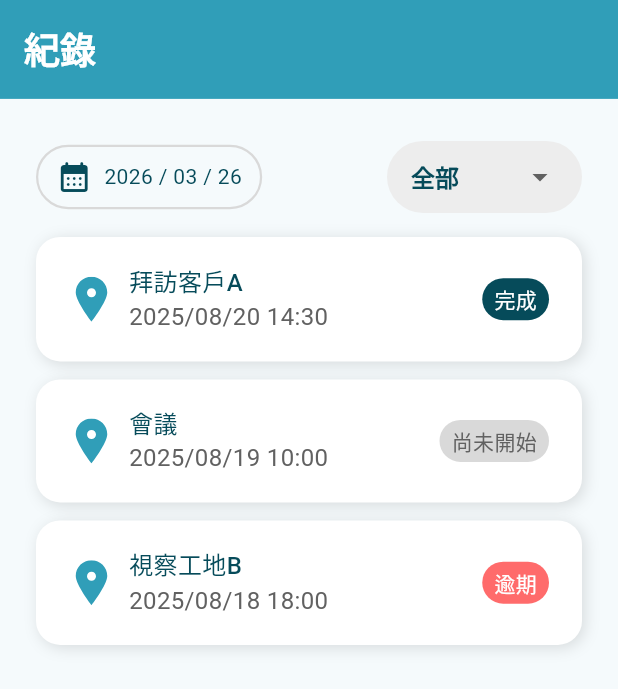
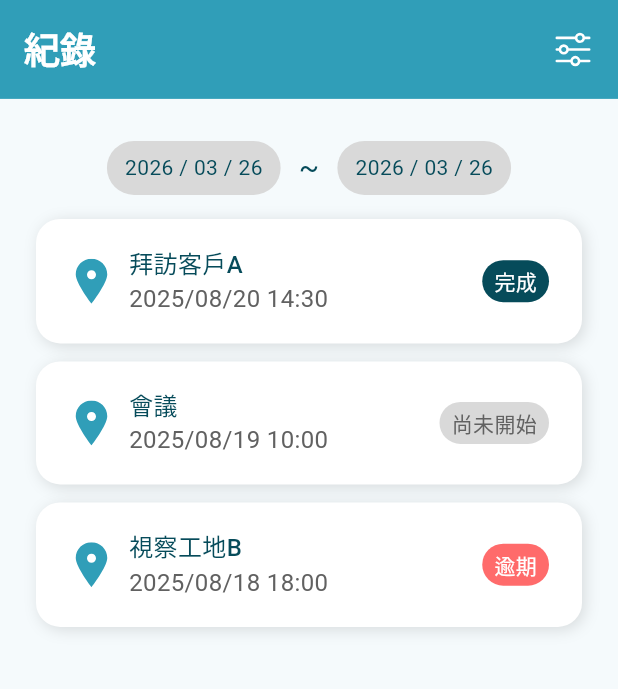
Before and after one commit to HsuPenny/flutter_schedule, a Flutter app: the RecordPage screen opened directly, on a phone screen of 412 x 824 dp. Shown: the top 689 px of the screen. Run offline on Flutter 3.47's test engine with Material 3 defaults, Android fonts, the light colour scheme and no system bars; our stand-ins replace fl_chart, flutter_svg, get.

Commit message:
feat: implement record filtering with date range and multi-status selection
- Add `MyOutlineButton` shared component.
- Implement `RecordFilterButton` and a corresponding bottom sheet for status selection.
- Update `FilterController` to support date ranges (`startDate`, `endDate`) and multiple status selection (`statusList`).
- Enhance `DatePickerField` to support a callback and update its styling.
- Replace the single status dropdown in `RecordPage` with a date range picker and the new filter button.

```diff
--- a/lib/pages/record/record_page.dart
+++ b/lib/pages/record/record_page.dart
@@ -1,3 +1,4 @@
+import 'package:app_schedule/pages/record/record_filter_button.dart';
 import 'package:app_schedule/pages/record/record_filter_controller.dart';
 import 'package:app_schedule/pages/record/record_list_card.dart';
 import 'package:app_schedule/share/date_picker_field.dart';
@@ -9,7 +10,6 @@ import '../../my_text_style.dart';
 import '../home/home_page.dart';
 
 enum StatusFilter{
-  all,
   finished,
   unstart,
   ongoing,
@@ -53,6 +53,10 @@ class _RecordPageState extends State<RecordPage> {
           '紀錄',
           style: MyTextStyle.white(24, fontWeight: FontWeight.w700),
         ),
+        actions: [
+          const RecordFilterButton(),
+          const SizedBox(width: 16)
+        ],
       );
     }
 
@@ -63,10 +67,20 @@ class _RecordPageState extends State<RecordPage> {
           spacing: 16,
           children: [
             Row(
-              mainAxisAlignment: MainAxisAlignment.spaceBetween,
+              mainAxisAlignment: MainAxisAlignment.center,
+              spacing: 12,
               children: [
-                const DatePickerField(),
-                statusDropDown()
+                DatePickerField(
+                  onChanged: (date) {
+                    filterController.setStartDate(date);
+                  }
+                ),
+                Text('~', style: MyTextStyle.darkAqua(20)),
+                DatePickerField(
+                  onChanged: (date) {
+                    filterController.setEndDate(date);
+                  }
+                ),
               ],
             ),
             ListView.separated(
@@ -87,58 +101,60 @@ class _RecordPageState extends State<RecordPage> {
   //-----mainView
 
   //-----subView
-    Widget statusDropDown() {
-      return Obx(() =>
-        Container(
-          width: 130,
-          padding: const EdgeInsets.symmetric(horizontal: 16),
-          decoration: BoxDecoration(
-            color: const Color(0xFFEDEDED),
-            borderRadius: BorderRadius.circular(24)
-          ),
-          child: DropdownButtonFormField(
-              style: MyTextStyle.darkAqua(16, fontWeight: FontWeight.w600),
-              decoration: const InputDecoration(
-                border: InputBorder.none,
-                enabledBorder: InputBorder.none,
-                focusedBorder: InputBorder.none,
-                contentPadding: EdgeInsets.zero,
-              ),
-              value: filterController.getStatus(),
-              items: [
-                buildDropDownItem(StatusFilter.all),
-                buildDropDownItem(StatusFilter.finished),
-                buildDropDownItem(StatusFilter.unstart),
-                buildDropDownItem(StatusFilter.ongoing),
-                buildDropDownItem(StatusFilter.overdue),
-              ],
-              onChanged: (val) {
-                if (val is StatusFilter) filterController.setStatus(val);
-              }
-          ),
-        )
-      );
-    }
-    DropdownMenuItem buildDropDownItem(StatusFilter statusFilter) {
-      String text = '';
-      switch (statusFilter) {
-        case StatusFilter.all: text = '全部'; break;
-        case StatusFilter.finished: text = '完成'; break;
-        case StatusFilter.unstart: text = '尚未開始'; break;
-        case StatusFilter.ongoing: text = '進行中'; break;
-        case StatusFilter.overdue: text = '逾期'; break;
-      }
 
-      return DropdownMenuItem(
-        value: statusFilter,
-        child: Center(
-          child: Text(
-            text,
-            style: MyTextStyle.darkAqua(16, fontWeight: FontWeight.w600),
-          ),
-        )
-      );
-    }
+
+  //   Widget statusDropDown() {
+  //     return Obx(() =>
+  //       Container(
+  //         width: 130,
+  //         padding: const EdgeInsets.symmetric(horizontal: 16),
+  //         decoration: BoxDecoration(
+  //           color: const Color(0xFFEDEDED),
+  //           borderRadius: BorderRadius.circular(24)
+  //         ),
+  //         child: DropdownButtonFormField(
+  //             style: MyTextStyle.darkAqua(16, fontWeight: FontWeight.w600),
+  //             decoration: const InputDecoration(
+  //               border: InputBorder.none,
+  //               enabledBorder: InputBorder.none,
+  //               focusedBorder: InputBorder.none,
+  //               contentPadding: EdgeInsets.zero,
+  //             ),
+  //             value: filterController.getStatus(),
+  //             items: [
+  //               buildDropDownItem(StatusFilter.all),
+  //               buildDropDownItem(StatusFilter.finished),
+  //               buildDropDownItem(StatusFilter.unstart),
+  //               buildDropDownItem(StatusFilter.ongoing),
+  //               buildDropDownItem(StatusFilter.overdue),
+  //             ],
+  //             onChanged: (val) {
+  //               if (val is StatusFilter) filterController.setStatus(val);
+  //             }
+  //         ),
+  //       )
+  //     );
+  //   }
+  //   DropdownMenuItem buildDropDownItem(StatusFilter statusFilter) {
+  //     String text = '';
+  //     switch (statusFilter) {
+  //       case StatusFilter.all: text = '全部'; break;
+  //       case StatusFilter.finished: text = '完成'; break;
+  //       case StatusFilter.unstart: text = '尚未開始'; break;
+  //       case StatusFilter.ongoing: text = '進行中'; break;
+  //       case StatusFilter.overdue: text = '逾期'; break;
+  //     }
+  //
+  //     return DropdownMenuItem(
+  //       value: statusFilter,
+  //       child: Center(
+  //         child: Text(
+  //           text,
+  //           style: MyTextStyle.darkAqua(16, fontWeight: FontWeight.w600),
+  //         ),
+  //       )
+  //     );
+  //   }
   //-----subView
 
   //-----function
--- a/lib/share/date_picker_field.dart
+++ b/lib/share/date_picker_field.dart
@@ -3,7 +3,8 @@ import 'package:app_schedule/my_text_style.dart';
 import 'package:flutter/material.dart';
 
 class DatePickerField extends StatefulWidget {
-  const DatePickerField({super.key});
+  final Function(DateTime date) onChanged;
+  const DatePickerField({super.key, required this.onChanged});
 
   @override
   State<StatefulWidget> createState() => _DatePickerFieldState();
@@ -11,13 +12,8 @@ class DatePickerField extends StatefulWidget {
 
 class _DatePickerFieldState extends State<DatePickerField> {
   DateTime _date = DateTime.now();
-  bool _focused = false;
 
   Future<void> _pickDate() async {
-    setState(() {
-      _focused = true;
-    });
-
     DateTime? picked = await showDatePicker(
       context: context,
       initialDate: _date,
@@ -25,10 +21,12 @@ class _DatePickerFieldState extends State<DatePickerField> {
       lastDate: DateTime(2100),
     );
 
-    if (picked != null) _date = picked;
-    setState(() {
-      _focused = false;
-    });
+    if (picked != null) {
+      setState(() {
+        _date = picked;
+      });
+      widget.onChanged(_date);
+    }
   }
 
   @override
@@ -40,25 +38,12 @@ class _DatePickerFieldState extends State<DatePickerField> {
       child: Container(
         padding: const EdgeInsets.symmetric(horizontal: 12, vertical: 8),
         decoration: BoxDecoration(
-          border: Border.all(
-            color: _focused ? MyColor.aqua : MyColor.lightGrey,
-            width: _focused ? 2 : 1.5,
-          ),
+          color: MyColor.lightGrey,
           borderRadius: BorderRadius.circular(24),
         ),
-        child: Row(
-          mainAxisSize: MainAxisSize.min,
-          children: [
-            const Icon(
-              Icons.calendar_month_rounded,
-              color: MyColor.darkAqua,
-            ),
-            const SizedBox(width: 8),
-            Text(
-              "${_date.year} / ${_date.month.toString().padLeft(2, '0')} / ${_date.day.toString().padLeft(2, '0')}",
-              style: MyTextStyle.darkAqua(14),
-            ),
-          ],
+        child: Text(
+          "${_date.year} / ${_date.month.toString().padLeft(2, '0')} / ${_date.day.toString().padLeft(2, '0')}",
+          style: MyTextStyle.darkAqua(14),
         ),
       ),
     );
```
Also changed, not shown: lib/pages/record/record_filter_button.dart (added, +158 -0 lines), lib/pages/record/record_filter_controller.dart (+25 -12 lines), lib/share/my_outline_button.dart (added, +29 -0 lines).
